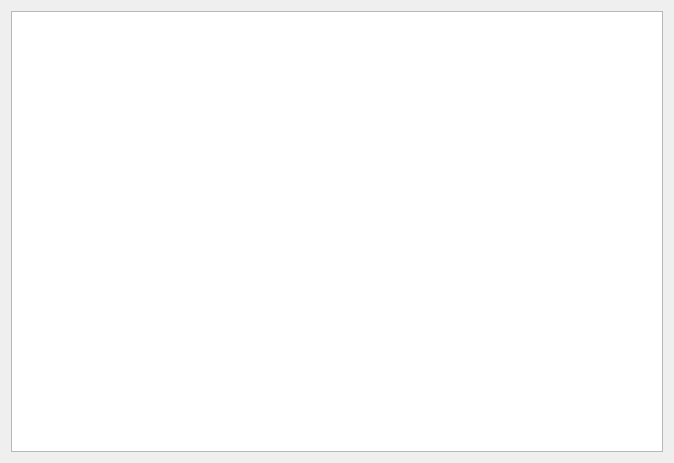
jeremyncapps1821/SystemsChangeLog, file browselogsdialog.ui: the form before one commit.
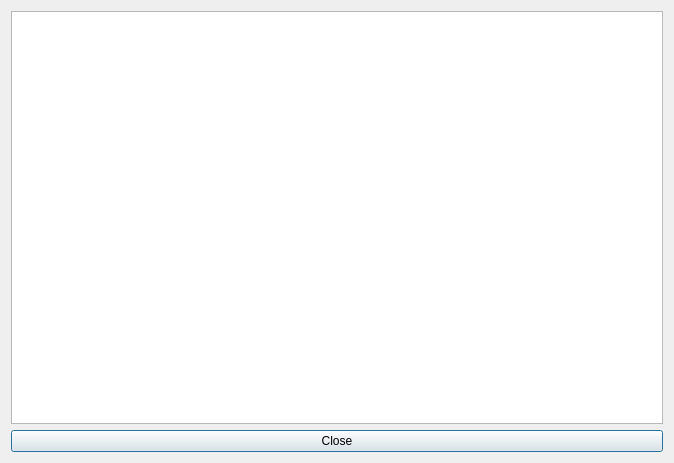
The form after the commit.

Commit message: Fixed 'Close' button in the browselogsdialog

Patch:
```diff
--- a/browselogsdialog.ui
+++ b/browselogsdialog.ui
@@ -13,9 +13,23 @@
   <property name="windowTitle">
    <string>Browse Change Logs</string>
   </property>
-  <layout class="QVBoxLayout" name="verticalLayout" stretch="0">
+  <layout class="QVBoxLayout" name="verticalLayout" stretch="0,0">
    <item>
-    <widget class="QTreeView" name="treeView"/>
+    <widget class="QTreeView" name="treeView">
+     <property name="sizePolicy">
+      <sizepolicy hsizetype="Expanding" vsizetype="Expanding">
+       <horstretch>0</horstretch>
+       <verstretch>0</verstretch>
+      </sizepolicy>
+     </property>
+    </widget>
+   </item>
+   <item>
+    <widget class="QPushButton" name="pushButton">
+     <property name="text">
+      <string>Close</string>
+     </property>
+    </widget>
    </item>
   </layout>
  </widget>
```
The commit also changes 2 other files.
